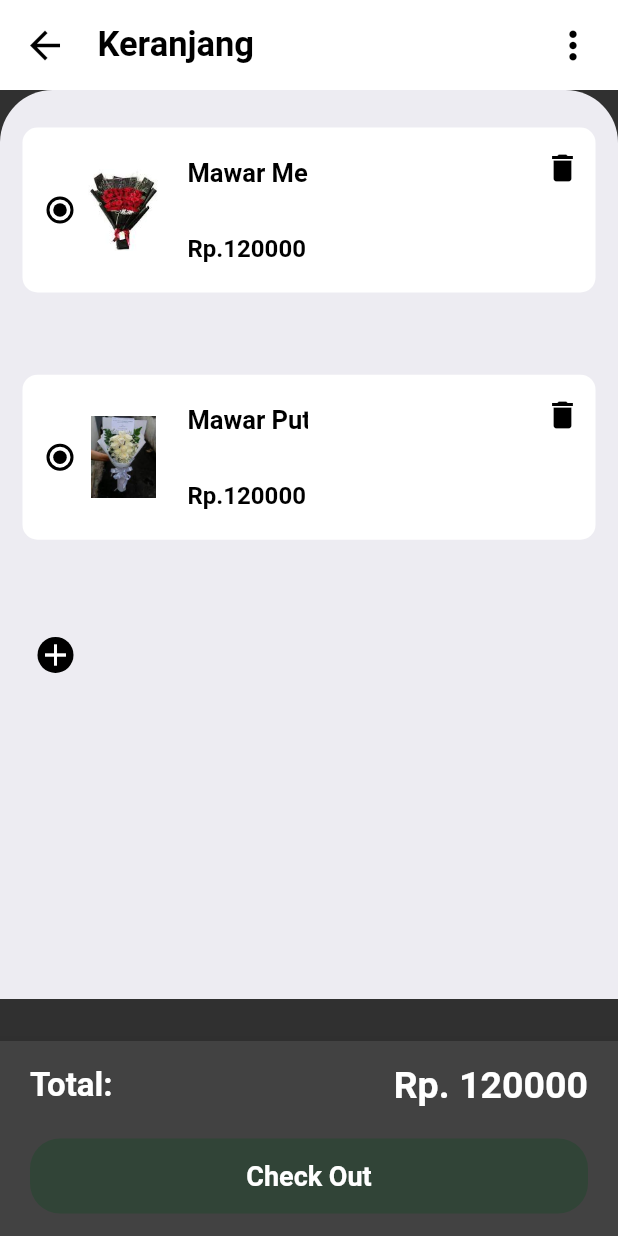
After one commit to havel373/ta-bouquet, a Flutter app: the CartPage screen opened directly, on a phone screen of 412 x 824 dp. The commit adds this screen. Run offline on Flutter 3.47's test engine with Material 2 defaults, Android fonts, the phone set to English and light mode, and no system bars; our stand-ins replace badges, card_swiper, flutter_rating_bar, shimmer; missing offline and left inert: awesome_rating, clippy_flutter.

Commit message:
update cart

```diff
--- a/lib/components/CartAppBar.dart
+++ b/lib/components/CartAppBar.dart
@@ -19,7 +19,7 @@ class CartAppBar extends StatelessWidget {
             },
             child: Icon(
               Icons.arrow_back, size: 30,
-              color: Color.fromARGB(255, 235, 122, 56), //0xFF4C53A2
+              color: Color.fromARGB(255, 0, 0, 0), //0xFF4C53A2
             ),
           ),
           Padding(
@@ -29,14 +29,14 @@ class CartAppBar extends StatelessWidget {
               style: TextStyle(
                 fontSize: 23,
                 fontWeight: FontWeight.bold,
-                color: Color.fromARGB(255, 235, 122, 56), //0xFF4C53A2
+                color: Color.fromARGB(255, 0, 0, 0), //0xFF4C53A2
               ),
             ),
           ),
           Spacer(),
           Icon(
             Icons.more_vert, size: 30,
-            color: Color.fromARGB(255, 235, 122, 56), //0xFF4C53A2
+            color: Color.fromARGB(255, 0, 0, 0), //0xFF4C53A2
           ),
         ],
       ),
--- a/lib/components/CartBottomNavBar.dart
+++ b/lib/components/CartBottomNavBar.dart
@@ -25,26 +25,26 @@ class _CartBottomNavBarState extends State<CartBottomNavBar> {
                 Text(
                   "Total: ",
                   style: TextStyle(
-                      color: Color.fromARGB(255, 235, 122, 56),
+                      color: Color.fromARGB(255, 255, 255, 255),
                       fontSize: 22,
                       fontWeight: FontWeight.bold),
                 ),
                 Text(
-                  '\$250',
+                  'Rp. 120000',
                   style: TextStyle(
                     fontSize: 25,
                     fontWeight: FontWeight.bold,
-                    color: Colors.red,
+                    color: Colors.white,
                   ),
                 ),
               ],
             ),
             Container(
-              alignment: Alignment.center, // centramo inside a container
+              alignment: Alignment.center,
               height: 50,
               width: double.infinity, // it takes the whole diameter of the screen
               decoration: BoxDecoration(
-                color: Color.fromARGB(255, 235, 122, 56),
+                color: Color.fromARGB(255, 49, 68, 55),
                 borderRadius: BorderRadius.circular(20),
               ),
               child: Text(
--- /dev/null
+++ b/lib/screen/CartPage.dart
@@ -0,0 +1,69 @@
+
+import 'package:flutter/material.dart';
+import 'package:flutter/src/widgets/container.dart';
+import 'package:flutter/src/widgets/framework.dart';
+
+import '../components/CartAppBar.dart';
+import '../components/CartBottomNavBar.dart';
+import '../components/CartItemSamples.dart';
+
+class CartPage extends StatelessWidget {
+  const CartPage({super.key});
+
+  @override
+  Widget build(BuildContext context) {
+    return Scaffold(
+      body: ListView(
+        children: [
+          // navbar
+          CartAppBar(),
+          Container(
+            height: MediaQuery.of(context).size.height-218, // we have to change this
+            padding: EdgeInsets.only(top: 25),
+            decoration: BoxDecoration(
+              color: Color(0xFFEDECF2),
+              borderRadius: BorderRadius.only(
+                topLeft: Radius.circular(35),
+                topRight: Radius.circular(35),
+              ),
+            ),
+            child: SingleChildScrollView(
+              child: Column(
+                children: [
+                  // producos del carrito
+                  CartItemSamples(),
+
+                  // agragr cupon
+                  Container(
+                    // decoration: BoxDecoration(
+                    //   borderRadius: BorderRadius.circular(10),
+                    // ),
+                    // margin: EdgeInsets.symmetric(vertical: 5, horizontal: 15), // this was before
+                    margin: EdgeInsets.fromLTRB(15,0,15,15),
+                    padding: EdgeInsets.all(10),
+                    // color: Colors.red,
+                    child: Row(
+                      children: [
+                        Container(
+                          decoration: BoxDecoration(
+                            color: Color.fromARGB(255, 0, 0, 0),
+                            borderRadius: BorderRadius.circular(20),
+                          ),
+                          child: Icon(
+                            Icons.add,
+                            color: Colors.white,
+                          ),
+                        ),
+                      ],
+                    ),
+                  ),
+                ],
+              ),
+            ),
+          ),
+        ],
+      ),
+      bottomNavigationBar: CartBottomNavBar(),
+    );
+  }
+}
```
Also changed, not shown: lib/components/CartItemSamples.dart (+6 -83 lines), lib/components/HomeAppBar.dart (+11 -1 lines), lib/components/IntemBottomNavBar.dart (+7 -1 lines), lib/components/ItemAppBar.dart (+1 -6 lines).
